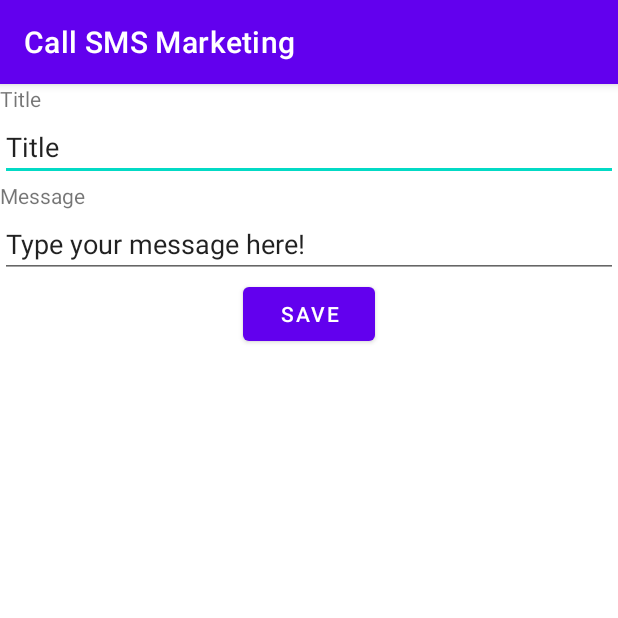
After one commit to sushantp053/Call_SMS_Marketing, an Android app: the AddMessage screen opened directly, with no data from a screen before it, on a phone screen of 412 x 824 dp, the top half of it. The commit adds this screen. Run offline under Robolectric (Android 15) with nearby library versions, the phone set to English and light mode, and no system bars.

```diff
--- a/app/build.gradle
+++ b/app/build.gradle
@@ -41,6 +41,7 @@ dependencies {
 
     implementation "androidx.room:room-ktx:2.4.3"
     implementation "androidx.room:room-runtime:2.4.3"
+    implementation 'com.android.car.ui:car-ui-lib:2.0.0'
     kapt "androidx.room:room-compiler:2.4.3"
 
     implementation "androidx.lifecycle:lifecycle-viewmodel-ktx:2.5.1"
--- /dev/null
+++ b/app/src/main/java/com/deecto/callsmsmarketing/AddMessage.kt
@@ -0,0 +1,66 @@
+package com.deecto.callsmsmarketing
+
+import android.app.Activity
+import android.content.Intent
+import androidx.appcompat.app.AppCompatActivity
+import android.os.Bundle
+import android.provider.ContactsContract.CommonDataKinds.Note
+import android.util.Log
+import android.widget.Button
+import android.widget.EditText
+import android.widget.Toast
+import com.deecto.callsmsmarketing.databinding.ActivityMainBinding
+import com.deecto.callsmsmarketing.model.Message
+import com.google.android.material.datepicker.SingleDateSelector
+import java.text.SimpleDateFormat
+import java.util.*
+
+class AddMessage : AppCompatActivity() {
+    private lateinit var binding: ActivityMainBinding
+
+    private lateinit var message: Message
+    private lateinit var old_message : Message
+    var isUpdate = false
+
+    override fun onCreate(savedInstanceState: Bundle?) {
+        super.onCreate(savedInstanceState)
+        setContentView(R.layout.activity_add_message)
+        val etTitle: EditText = findViewById(R.id.editTextTextTitle)
+        val etMessage: EditText = findViewById(R.id.editTextTextMessage)
+        val saveBtn: Button = findViewById(R.id.btnSave)
+        try {
+            old_message = intent.getSerializableExtra("current_message", ) as Message
+            etTitle.setText(old_message.title)
+            etMessage.setText(old_message.message)
+            isUpdate = true
+        }catch (e : Exception){
+            e.printStackTrace()
+        }
+
+        saveBtn.setOnClickListener {
+            val title = etTitle.text.toString()
+            val msg = etMessage.text.toString()
+            Log.e("Message", title)
+            if(title.isNotEmpty() || msg.isNotEmpty()){
+                val formater = SimpleDateFormat("yyyymmdd")
+                if(isUpdate){
+                   message = Message(
+                       old_message.id,title, msg,formater.format(Date()),old_message.status
+                   )
+                }else{
+                    message = Message(null, title,msg, formater.format(Date()), false)
+                }
+                val intent = Intent()
+
+                intent.putExtra("message", message)
+                setResult(Activity.RESULT_OK, intent)
+                finish()
+
+            }else{
+                Toast.makeText(this,"Please enter some message", Toast.LENGTH_LONG).show()
+                return@setOnClickListener
+            }
+        }
+
+    }
+}
--- a/app/src/main/java/com/deecto/callsmsmarketing/model/Message.kt
+++ b/app/src/main/java/com/deecto/callsmsmarketing/model/Message.kt
@@ -11,7 +11,4 @@ data class Message(
     @ColumnInfo(name = "message") var message: String?,
     @ColumnInfo(name = "created_at") var created_at: String?,
     @ColumnInfo(name = "status") var status: Boolean?,
-
-
-
-    )
+    ): java.io.Serializable
--- /dev/null
+++ b/app/src/main/java/com/deecto/callsmsmarketing/utility/constants.kt
@@ -0,0 +1,3 @@
+package com.deecto.callsmsmarketing.utility
+
+const val DATABASE_NAME = "message_database"
--- /dev/null
+++ b/app/src/main/res/layout/activity_add_message.xml
@@ -0,0 +1,47 @@
+<?xml version="1.0" encoding="utf-8"?>
+<LinearLayout xmlns:android="http://schemas.android.com/apk/res/android"
+    xmlns:app="http://schemas.android.com/apk/res-auto"
+    xmlns:tools="http://schemas.android.com/tools"
+    android:layout_width="match_parent"
+    android:layout_height="match_parent"
+    android:orientation="vertical"
+    tools:context=".AddMessage">
+
+    <TextView
+        android:id="@+id/textViewTitle"
+        android:layout_width="wrap_content"
+        android:layout_height="wrap_content"
+        android:text="Title"
+        tools:layout_editor_absoluteX="73dp"
+        tools:layout_editor_absoluteY="46dp" />
+
+    <EditText
+        android:id="@+id/editTextTextTitle"
+        android:layout_width="match_parent"
+        android:layout_height="wrap_content"
+        android:ems="10"
+        android:inputType="textPersonName"
+        android:text="Title" />
+    <TextView
+        android:id="@+id/textView"
+        android:layout_width="wrap_content"
+        android:layout_height="wrap_content"
+        android:text="Message"
+        tools:layout_editor_absoluteX="73dp"
+        tools:layout_editor_absoluteY="46dp" />
+
+    <EditText
+        android:id="@+id/editTextTextMessage"
+        android:layout_width="match_parent"
+        android:layout_height="wrap_content"
+        android:ems="10"
+        android:inputType="textPersonName"
+        android:text="Type your message here!" />
+    <Button
+        android:id="@+id/btnSave"
+        android:text="Save"
+        android:layout_gravity="center"
+        android:gravity="center"
+        android:layout_width="wrap_content"
+        android:layout_height="wrap_content"/>
+</LinearLayout>
--- a/app/src/main/res/values/strings.xml
+++ b/app/src/main/res/values/strings.xml
@@ -1,3 +1,6 @@
 <resources>
     <string name="app_name">Call SMS Marketing</string>
+    <string name="add_message">Add Message</string>
+    <string name="delete">Delete</string>
+    <string name="edit">Edit</string>
 </resources>
```
Also changed, not shown: app/src/main/AndroidManifest.xml (+23 -6 lines), app/src/main/java/com/deecto/callsmsmarketing/Adapter/MessageAdapter.kt (added, +89 -0 lines), app/src/main/java/com/deecto/callsmsmarketing/MainActivity.kt (+138 -2 lines), app/src/main/java/com/deecto/callsmsmarketing/MessageActivity.kt (added, +11 -0 lines), app/src/main/java/com/deecto/callsmsmarketing/database/MessageDatabase.kt (+33 -1 lines), app/src/main/java/com/deecto/callsmsmarketing/database/MessageRepository.kt (added, +20 -0 lines), app/src/main/java/com/deecto/callsmsmarketing/model/MessageViewModel.kt (added, +35 -0 lines), app/src/main/res/layout/activity_main.xml (+14 -6 lines), app/src/main/res/layout/activity_message.xml (added, +9 -0 lines), app/src/main/res/layout/message_card.xml (added, +71 -0 lines), app/src/main/res/menu/pop_up_menu.xml (added, +9 -0 lines).
